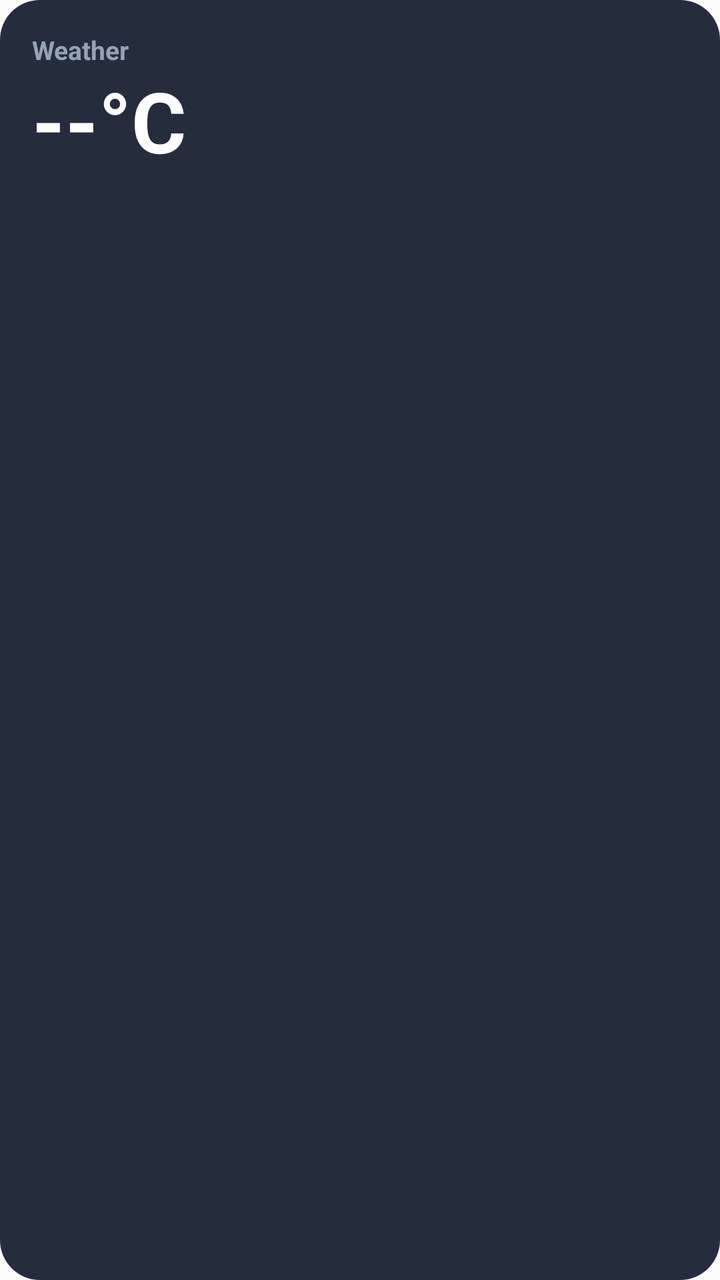
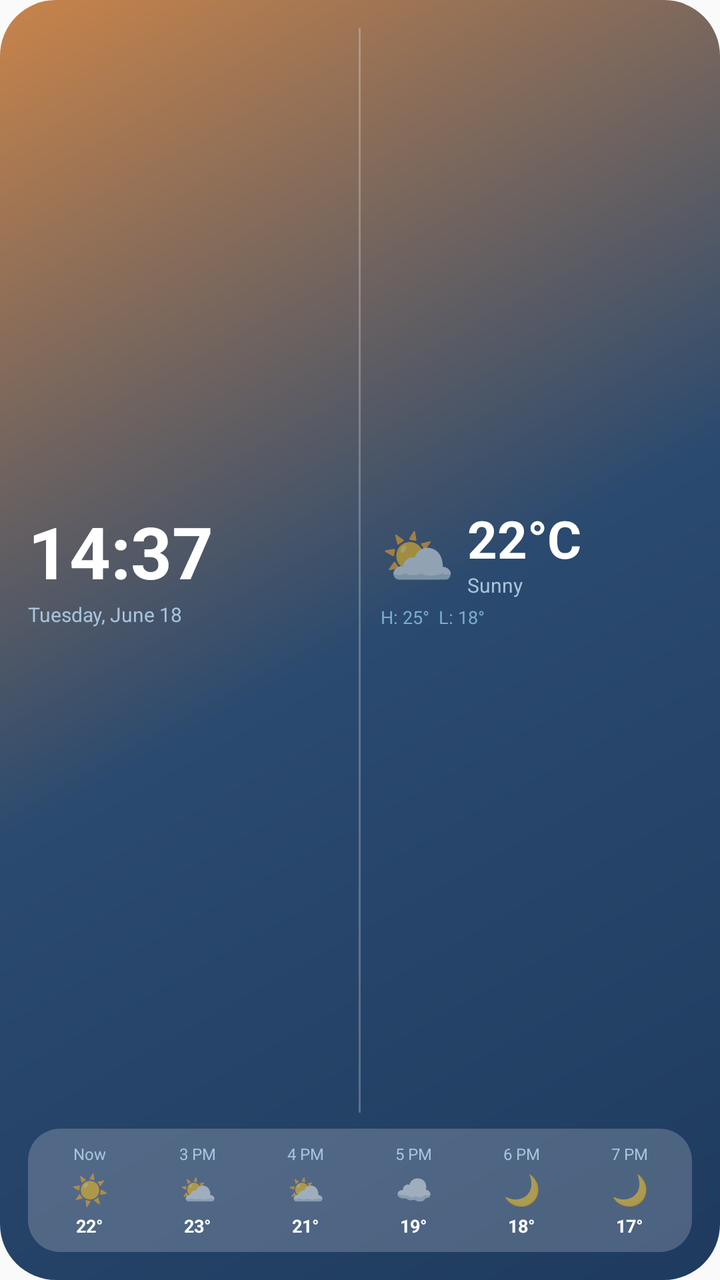

Screens rendered from an Android XML layout before and after an edit, with the pre-edit source and the edit as a unified diff.
<!-- AndroidManifest.xml: application theme AppTheme -->
<!-- res/layout/weather_widget_layout.xml -->
<?xml version="1.0" encoding="utf-8"?>
<LinearLayout xmlns:android="http://schemas.android.com/apk/res/android"
    android:id="@+id/widget_root"
    android:layout_width="match_parent"
    android:layout_height="match_parent"
    android:orientation="vertical"
    android:gravity="start|top"
    android:padding="16dp"
    android:background="@drawable/widget_bg_dark">

    
    <TextView
        android:id="@+id/tv_city"
        android:layout_width="wrap_content"
        android:layout_height="wrap_content"
        android:textColor="#94A3B8"
        android:textSize="13sp"
        android:textStyle="bold"
        android:maxLines="1"
        android:ellipsize="end"
        android:text="Weather" />

    
    <TextView
        android:id="@+id/tv_temperature"
        android:layout_width="wrap_content"
        android:layout_height="wrap_content"
        android:textColor="#FFFFFF"
        android:textSize="42sp"
        android:textStyle="bold"
        android:layout_marginTop="4dp"
        android:includeFontPadding="false"
        android:text="--°C" />

    
    <TextView
        android:id="@+id/tv_condition"
        android:layout_width="wrap_content"
        android:layout_height="wrap_content"
        android:textColor="#94A3B8"
        android:textSize="13sp"
        android:layout_marginTop="2dp"
        android:text="" />

    
    <LinearLayout
        android:id="@+id/ll_aqi"
        android:layout_width="wrap_content"
        android:layout_height="wrap_content"
        android:orientation="horizontal"
        android:layout_marginTop="8dp"
        android:paddingStart="8dp"
        android:paddingEnd="8dp"
        android:paddingTop="3dp"
        android:paddingBottom="3dp"
        android:background="@drawable/widget_aqi_badge"
        android:visibility="gone">

        <TextView
            android:id="@+id/tv_aqi"
            android:layout_width="wrap_content"
            android:layout_height="wrap_content"
            android:textColor="#22C55E"
            android:textSize="11sp"
            android:textStyle="bold"
            android:text="AQI --" />
    </LinearLayout>

    
    <TextView
        android:id="@+id/tv_pollen"
        android:layout_width="wrap_content"
        android:layout_height="wrap_content"
        android:textColor="#94A3B8"
        android:textSize="11sp"
        android:layout_marginTop="4dp"
        android:text="" />

</LinearLayout>
<!-- resources referenced by this layout -->
<resources>
  <!-- drawable widget_aqi_badge (drawable) -->
  <?xml version="1.0" encoding="utf-8"?>
  <shape xmlns:android="http://schemas.android.com/apk/res/android"
      android:shape="rectangle">
      <corners android:radius="10dp" />
      <solid android:color="#2022C55E" />
      <stroke android:width="1dp" android:color="#4022C55E" />
  </shape>
  <!-- drawable widget_bg_dark (drawable) -->
  <?xml version="1.0" encoding="utf-8"?>
  <shape xmlns:android="http://schemas.android.com/apk/res/android"
      android:shape="rectangle">
      <corners android:radius="20dp" />
      <solid android:color="#E60F172A" />
  </shape>
  <style name="AppTheme" parent="Theme.AppCompat.DayNight.NoActionBar">
          <item name="android:editTextBackground">@drawable/rn_edit_text_material</item>
      </style>
</resources>

<!-- the commit's change to res/layout/weather_widget_layout.xml (unified diff, before → after) -->
@@ -4,76 +4,247 @@
     android:layout_width="match_parent"
     android:layout_height="match_parent"
     android:orientation="vertical"
-    android:gravity="start|top"
-    android:padding="16dp"
-    android:background="@drawable/widget_bg_dark">
-
-    
-    <TextView
-        android:id="@+id/tv_city"
-        android:layout_width="wrap_content"
-        android:layout_height="wrap_content"
-        android:textColor="#94A3B8"
-        android:textSize="13sp"
-        android:textStyle="bold"
-        android:maxLines="1"
-        android:ellipsize="end"
-        android:text="Weather" />
-
-    
-    <TextView
-        android:id="@+id/tv_temperature"
-        android:layout_width="wrap_content"
-        android:layout_height="wrap_content"
-        android:textColor="#FFFFFF"
-        android:textSize="42sp"
-        android:textStyle="bold"
-        android:layout_marginTop="4dp"
-        android:includeFontPadding="false"
-        android:text="--°C" />
-
-    
-    <TextView
-        android:id="@+id/tv_condition"
-        android:layout_width="wrap_content"
-        android:layout_height="wrap_content"
-        android:textColor="#94A3B8"
-        android:textSize="13sp"
-        android:layout_marginTop="2dp"
-        android:text="" />
+    android:background="@drawable/widget_bg_gradient"
+    android:padding="14dp">
 
     
     <LinearLayout
-        android:id="@+id/ll_aqi"
-        android:layout_width="wrap_content"
+        android:layout_width="match_parent"
+        android:layout_height="0dp"
+        android:layout_weight="1"
+        android:orientation="horizontal"
+        android:gravity="center_vertical"
+        android:paddingBottom="8dp">
+
+        
+        <LinearLayout
+            android:layout_width="0dp"
+            android:layout_height="match_parent"
+            android:layout_weight="1"
+            android:orientation="vertical"
+            android:gravity="center_vertical"
+            android:paddingEnd="10dp">
+
+            <TextView
+                android:id="@+id/tv_time"
+                android:layout_width="wrap_content"
+                android:layout_height="wrap_content"
+                android:text="14:37"
+                android:textColor="#FFFFFF"
+                android:textSize="36sp"
+                android:textStyle="bold"
+                android:includeFontPadding="false"
+                android:maxLines="1" />
+
+            <TextView
+                android:id="@+id/tv_day_date"
+                android:layout_width="wrap_content"
+                android:layout_height="wrap_content"
+                android:text="Tuesday, June 18"
+                android:textColor="#A8C4DC"
+                android:textSize="10sp"
+                android:maxLines="1"
+                android:layout_marginTop="2dp" />
+
+        </LinearLayout>
+
+        
+        <View
+            android:layout_width="1dp"
+            android:layout_height="match_parent"
+            android:background="#40FFFFFF" />
+
+        
+        <LinearLayout
+            android:layout_width="0dp"
+            android:layout_height="match_parent"
+            android:layout_weight="1"
+            android:orientation="vertical"
+            android:gravity="center_vertical"
+            android:paddingStart="10dp">
+
+            <LinearLayout
+                android:layout_width="wrap_content"
+                android:layout_height="wrap_content"
+                android:orientation="horizontal"
+                android:gravity="center_vertical">
+
+                <TextView
+                    android:id="@+id/tv_weather_icon"
+                    android:layout_width="wrap_content"
+                    android:layout_height="wrap_content"
+                    android:text="⛅"
+                    android:textSize="30sp"
+                    android:paddingEnd="6dp" />
+
+                <LinearLayout
+                    android:layout_width="wrap_content"
+                    android:layout_height="wrap_content"
+                    android:orientation="vertical">
+
+                    <TextView
+                        android:id="@+id/tv_temperature"
+                        android:layout_width="wrap_content"
+                        android:layout_height="wrap_content"
+                        android:text="22°C"
+                        android:textColor="#FFFFFF"
+                        android:textSize="26sp"
+                        android:textStyle="bold"
+                        android:includeFontPadding="false"
+                        android:maxLines="1" />
+
+                    <TextView
+                        android:id="@+id/tv_condition"
+                        android:layout_width="wrap_content"
+                        android:layout_height="wrap_content"
+                        android:text="Sunny"
+                        android:textColor="#A8C4DC"
+                        android:textSize="10sp"
+                        android:maxLines="1" />
+
+                </LinearLayout>
+
+            </LinearLayout>
+
+            <TextView
+                android:id="@+id/tv_hi_lo"
+                android:layout_width="wrap_content"
+                android:layout_height="wrap_content"
+                android:text="H: 25°  L: 18°"
+                android:textColor="#7AAEC8"
+                android:textSize="9sp"
+                android:layout_marginTop="3dp"
+                android:maxLines="1" />
+
+        </LinearLayout>
+
+    </LinearLayout>
+
+    
+    <LinearLayout
+        android:layout_width="match_parent"
         android:layout_height="wrap_content"
         android:orientation="horizontal"
-        android:layout_marginTop="8dp"
-        android:paddingStart="8dp"
-        android:paddingEnd="8dp"
-        android:paddingTop="3dp"
-        android:paddingBottom="3dp"
-        android:background="@drawable/widget_aqi_badge"
-        android:visibility="gone">
-
-        <TextView
-            android:id="@+id/tv_aqi"
-            android:layout_width="wrap_content"
-            android:layout_height="wrap_content"
-            android:textColor="#22C55E"
-            android:textSize="11sp"
-            android:textStyle="bold"
-            android:text="AQI --" />
+        android:background="@drawable/widget_hourly_bg"
+        android:paddingStart="4dp"
+        android:paddingEnd="4dp"
+        android:paddingTop="7dp"
+        android:paddingBottom="7dp">
+
+        
+        <LinearLayout
+            android:layout_width="0dp"
+            android:layout_height="wrap_content"
+            android:layout_weight="1"
+            android:orientation="vertical"
+            android:gravity="center_horizontal">
+            <TextView android:id="@+id/tv_hour0_label"
+                android:layout_width="wrap_content" android:layout_height="wrap_content"
+                android:textColor="#A8C4DC" android:textSize="8sp" android:maxLines="1" android:text="Now" />
+            <TextView android:id="@+id/tv_hour0_icon"
+                android:layout_width="wrap_content" android:layout_height="wrap_content"
+                android:textSize="15sp" android:layout_marginTop="2dp" android:layout_marginBottom="2dp"
+                android:text="☀️" />
+            <TextView android:id="@+id/tv_hour0_temp"
+                android:layout_width="wrap_content" android:layout_height="wrap_content"
+                android:textColor="#FFFFFF" android:textSize="9sp" android:textStyle="bold" android:text="22°" />
+        </LinearLayout>
+
+        
+        <LinearLayout
+            android:layout_width="0dp"
+            android:layout_height="wrap_content"
+            android:layout_weight="1"
+            android:orientation="vertical"
+            android:gravity="center_horizontal">
+            <TextView android:id="@+id/tv_hour1_label"
+                android:layout_width="wrap_content" android:layout_height="wrap_content"
+                android:textColor="#A8C4DC" android:textSize="8sp" android:maxLines="1" android:text="3 PM" />
+            <TextView android:id="@+id/tv_hour1_icon"
+                android:layout_width="wrap_content" android:layout_height="wrap_content"
+                android:textSize="15sp" android:layout_marginTop="2dp" android:layout_marginBottom="2dp"
+                android:text="⛅" />
+            <TextView android:id="@+id/tv_hour1_temp"
+                android:layout_width="wrap_content" android:layout_height="wrap_content"
+                android:textColor="#FFFFFF" android:textSize="9sp" android:textStyle="bold" android:text="23°" />
+        </LinearLayout>
+
+        
+        <LinearLayout
+            android:layout_width="0dp"
+            android:layout_height="wrap_content"
+            android:layout_weight="1"
+            android:orientation="vertical"
+            android:gravity="center_horizontal">
+            <TextView android:id="@+id/tv_hour2_label"
+                android:layout_width="wrap_content" android:layout_height="wrap_content"
+                android:textColor="#A8C4DC" android:textSize="8sp" android:maxLines="1" android:text="4 PM" />
+            <TextView android:id="@+id/tv_hour2_icon"
+                android:layout_width="wrap_content" android:layout_height="wrap_content"
+                android:textSize="15sp" android:layout_marginTop="2dp" android:layout_marginBottom="2dp"
+                android:text="⛅" />
+            <TextView android:id="@+id/tv_hour2_temp"
+                android:layout_width="wrap_content" android:layout_height="wrap_content"
+                android:textColor="#FFFFFF" android:textSize="9sp" android:textStyle="bold" android:text="21°" />
+        </LinearLayout>
+
+        
+        <LinearLayout
+            android:layout_width="0dp"
+            android:layout_height="wrap_content"
+            android:layout_weight="1"
+            android:orientation="vertical"
+            android:gravity="center_horizontal">
+            <TextView android:id="@+id/tv_hour3_label"
+                android:layout_width="wrap_content" android:layout_height="wrap_content"
+                android:textColor="#A8C4DC" android:textSize="8sp" android:maxLines="1" android:text="5 PM" />
+            <TextView android:id="@+id/tv_hour3_icon"
+                android:layout_width="wrap_content" android:layout_height="wrap_content"
+                android:textSize="15sp" android:layout_marginTop="2dp" android:layout_marginBottom="2dp"
+                android:text="☁️" />
+            <TextView android:id="@+id/tv_hour3_temp"
+                android:layout_width="wrap_content" android:layout_height="wrap_content"
+                android:textColor="#FFFFFF" android:textSize="9sp" android:textStyle="bold" android:text="19°" />
+        </LinearLayout>
+
+        
+        <LinearLayout
+            android:layout_width="0dp"
+            android:layout_height="wrap_content"
+            android:layout_weight="1"
+            android:orientation="vertical"
+            android:gravity="center_horizontal">
+            <TextView android:id="@+id/tv_hour4_label"
+                android:layout_width="wrap_content" android:layout_height="wrap_content"
+                android:textColor="#A8C4DC" android:textSize="8sp" android:maxLines="1" android:text="6 PM" />
+            <TextView android:id="@+id/tv_hour4_icon"
+                android:layout_width="wrap_content" android:layout_height="wrap_content"
+                android:textSize="15sp" android:layout_marginTop="2dp" android:layout_marginBottom="2dp"
+                android:text="🌙" />
+            <TextView android:id="@+id/tv_hour4_temp"
+                android:layout_width="wrap_content" android:layout_height="wrap_content"
+                android:textColor="#FFFFFF" android:textSize="9sp" android:textStyle="bold" android:text="18°" />
+        </LinearLayout>
+
+        
+        <LinearLayout
+            android:layout_width="0dp"
+            android:layout_height="wrap_content"
+            android:layout_weight="1"
+            android:orientation="vertical"
+            android:gravity="center_horizontal">
+            <TextView android:id="@+id/tv_hour5_label"
+                android:layout_width="wrap_content" android:layout_height="wrap_content"
+                android:textColor="#A8C4DC" android:textSize="8sp" android:maxLines="1" android:text="7 PM" />
+            <TextView android:id="@+id/tv_hour5_icon"
+                android:layout_width="wrap_content" android:layout_height="wrap_content"
+                android:textSize="15sp" android:layout_marginTop="2dp" android:layout_marginBottom="2dp"
+                android:text="🌙" />
+            <TextView android:id="@+id/tv_hour5_temp"
+                android:layout_width="wrap_content" android:layout_height="wrap_content"
+                android:textColor="#FFFFFF" android:textSize="9sp" android:textStyle="bold" android:text="17°" />
+        </LinearLayout>
+
     </LinearLayout>
 
-    
-    <TextView
-        android:id="@+id/tv_pollen"
-        android:layout_width="wrap_content"
-        android:layout_height="wrap_content"
-        android:textColor="#94A3B8"
-        android:textSize="11sp"
-        android:layout_marginTop="4dp"
-        android:text="" />
-
 </LinearLayout>
<!-- resource entries referenced after the edit -->
@@ -1,19 +1,23 @@
 <!-- resources referenced by this layout -->
 <resources>
-  <!-- drawable widget_aqi_badge (drawable) -->
+  <!-- drawable widget_bg_gradient (drawable) -->
   <?xml version="1.0" encoding="utf-8"?>
   <shape xmlns:android="http://schemas.android.com/apk/res/android"
       android:shape="rectangle">
-      <corners android:radius="10dp" />
-      <solid android:color="#2022C55E" />
-      <stroke android:width="1dp" android:color="#4022C55E" />
+      <gradient
+          android:type="linear"
+          android:startColor="#1E3A5F"
+          android:centerColor="#2B4A6F"
+          android:endColor="#C9844A"
+          android:angle="135" />
+      <corners android:radius="28dp" />
   </shape>
-  <!-- drawable widget_bg_dark (drawable) -->
+  <!-- drawable widget_hourly_bg (drawable) -->
   <?xml version="1.0" encoding="utf-8"?>
   <shape xmlns:android="http://schemas.android.com/apk/res/android"
       android:shape="rectangle">
-      <corners android:radius="20dp" />
-      <solid android:color="#E60F172A" />
+      <solid android:color="#33FFFFFF" />
+      <corners android:radius="16dp" />
   </shape>
   <style name="AppTheme" parent="Theme.AppCompat.DayNight.NoActionBar">
           <item name="android:editTextBackground">@drawable/rn_edit_text_material</item>
